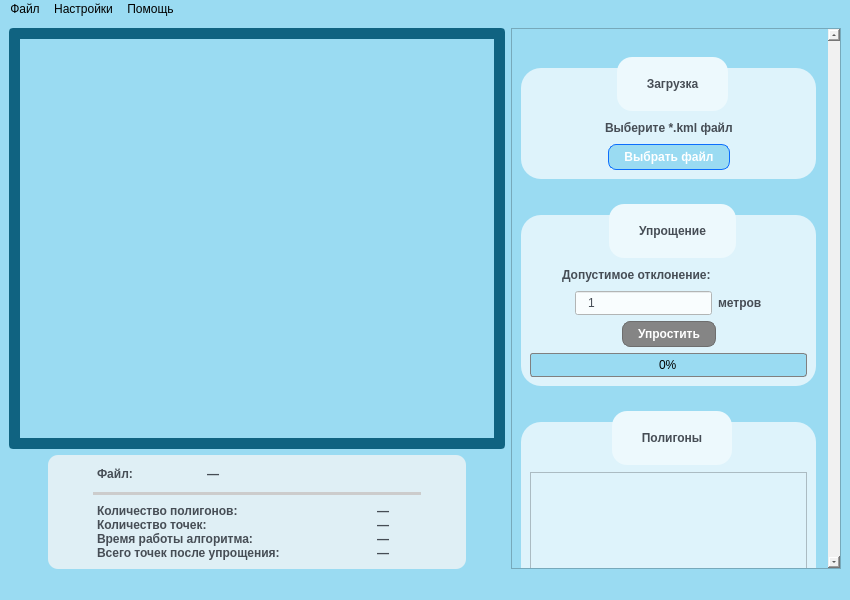
First picture: the form in View/view.ui, repository safosaffers/KMLViewer, before the edit.
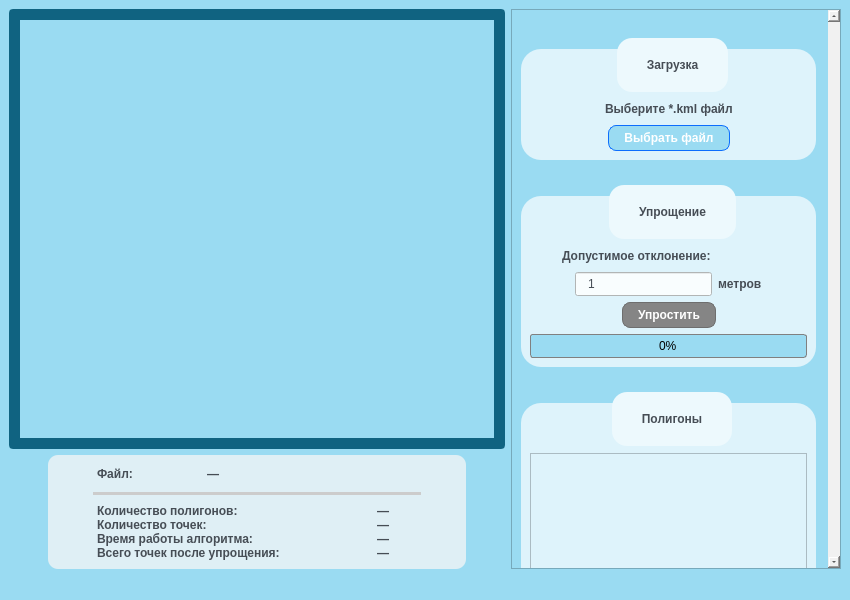
Second picture: the form after the edit.

Commit message: Delete: Menu removed

Patch:
```diff
--- a/View/view.ui
+++ b/View/view.ui
@@ -1174,41 +1174,6 @@
     </item>
    </layout>
   </widget>
-  <widget class="QMenuBar" name="menubar">
-   <property name="geometry">
-    <rect>
-     <x>0</x>
-     <y>0</y>
-     <width>850</width>
-     <height>22</height>
-    </rect>
-   </property>
-   <widget class="QMenu" name="menusome">
-    <property name="title">
-     <string>Файл</string>
-    </property>
-    <addaction name="separator"/>
-    <addaction name="action_uploadaKMLFile"/>
-    <addaction name="action_saveSimplifyPoligons"/>
-    <addaction name="action_exit"/>
-   </widget>
-   <widget class="QMenu" name="menu">
-    <property name="title">
-     <string>Помощь</string>
-    </property>
-    <addaction name="action_4"/>
-   </widget>
-   <widget class="QMenu" name="menu_2">
-    <property name="title">
-     <string>Настройки</string>
-    </property>
-    <addaction name="action"/>
-    <addaction name="action_2"/>
-   </widget>
-   <addaction name="menusome"/>
-   <addaction name="menu_2"/>
-   <addaction name="menu"/>
-  </widget>
   <widget class="QStatusBar" name="statusbar"/>
   <action name="action_2">
    <property name="text">
```
Left out of the diff: 36 changed lines with no effect on the pictures. The commit also changes 2 other files.
